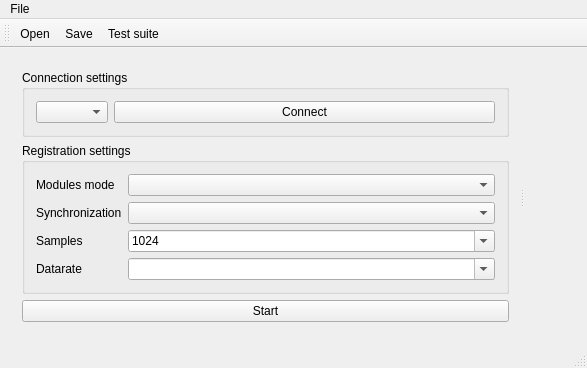
First picture: the form in mainwindow.ui, repository stepankuzmin/mole, before the edit.
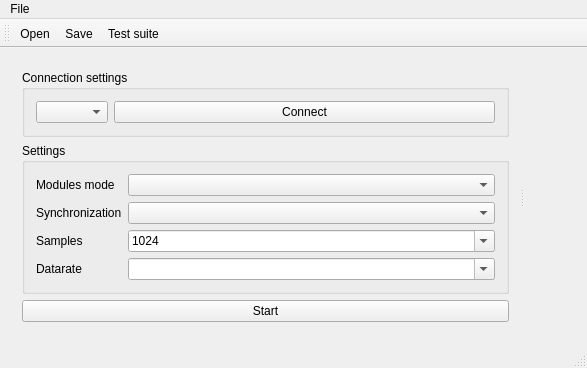
Second picture: the form after the edit.

```diff
--- a/mainwindow.ui
+++ b/mainwindow.ui
@@ -50,7 +50,7 @@
         <item>
          <widget class="QGroupBox" name="registrationGroupBox">
           <property name="title">
-           <string>Registration settings</string>
+           <string>Settings</string>
           </property>
           <layout class="QFormLayout" name="formLayout_2">
            <property name="fieldGrowthPolicy">
```
Left out of the diff: 2 changed lines with no effect on the pictures.
